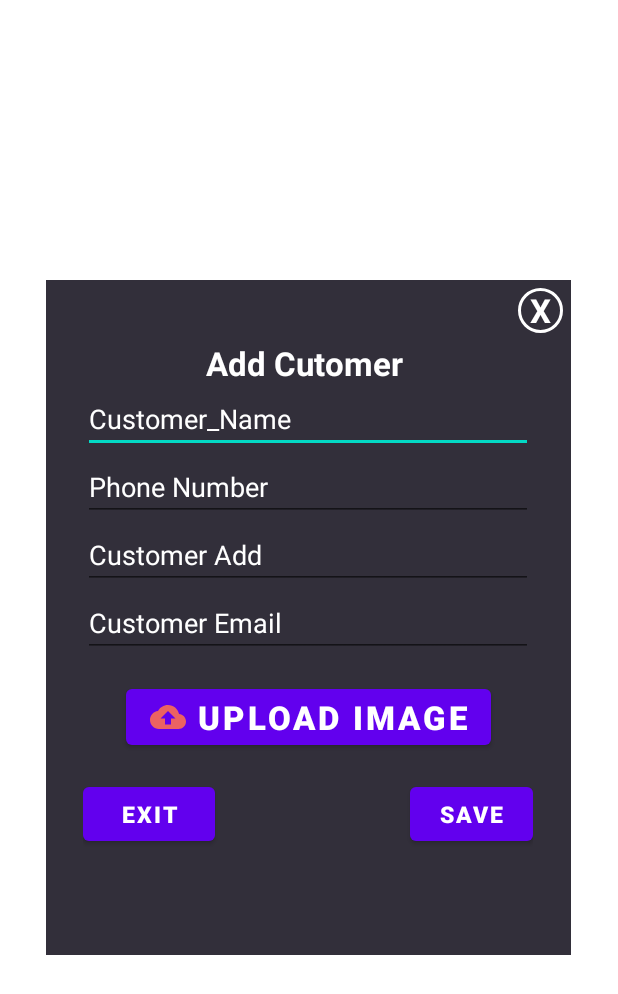
After one commit to rahul-loni/Authentication, an Android app: the add_customer_winodw screen opened directly, with no data from a screen before it, on a phone screen of 412 x 824 dp. The commit adds this screen. Shown: the top 994 px of the screen. Run offline under Robolectric (Android 15) with nearby library versions, the phone set to English and light mode, and no system bars; Roboto replaces fonts that are not available here.

```diff
--- a/app/src/main/AndroidManifest.xml
+++ b/app/src/main/AndroidManifest.xml
@@ -9,7 +9,8 @@
         android:roundIcon="@mipmap/ic_launcher_round"
         android:supportsRtl="true"
         android:theme="@style/Theme.Authentication">
-        <activity android:name=".Popup_Add_Window"></activity>
+        <activity android:name=".add_customer_winodw"></activity>
+        <activity android:name=".Popup_Add_Window" />
         <activity android:name=".ForgotPassword" />
         <activity android:name=".Login" />
         <activity android:name=".MainActivity" />
--- a/app/src/main/java/com/example/authentication/ForgotPassword.java
+++ b/app/src/main/java/com/example/authentication/ForgotPassword.java
@@ -15,6 +15,7 @@ import com.google.android.gms.tasks.Task;
 import com.google.firebase.auth.FirebaseAuth;
 
 public class ForgotPassword extends AppCompatActivity {
+
     private EditText Email_txt;
     private Button send_email;
     private FirebaseAuth auth;
@@ -24,6 +25,7 @@ public class ForgotPassword extends AppCompatActivity {
     protected void onCreate(Bundle savedInstanceState) {
         super.onCreate(savedInstanceState);
         setContentView(R.layout.activity_forgot_password);
+
         Email_txt=(EditText)findViewById(R.id.edit_txt);
         send_email=(Button)findViewById(R.id.btnreset);
 
--- a/app/src/main/java/com/example/authentication/MainActivity.java
+++ b/app/src/main/java/com/example/authentication/MainActivity.java
@@ -16,6 +16,8 @@ import android.widget.Button;
 import android.widget.ImageButton;
 import android.widget.PopupWindow;
 import android.widget.TextView;
+
+import org.w3c.dom.Text;
 
 public class MainActivity extends AppCompatActivity {
     Dialog mdialog;
@@ -41,4 +43,21 @@ public class MainActivity extends AppCompatActivity {
         });
         mdialog.show();
     }
+
+    public void ShowCustomer(View v){
+        Button addCustomer_btn;
+        TextView txt_close;
+        mdialog.setContentView(R.layout.activity_add_customer_winodw);
+        txt_close=(TextView) mdialog.findViewById(R.id.txt_close);
+        txt_close.setText("X");
+        addCustomer_btn=(Button)mdialog.findViewById(R.id.addcustomr);
+        txt_close.setOnClickListener(new View.OnClickListener() {
+            @Override
+            public void onClick(View v) {
+                mdialog.dismiss();
+            }
+        });
+        mdialog.show();
+
+    }
 }
--- /dev/null
+++ b/app/src/main/java/com/example/authentication/add_customer_winodw.java
@@ -0,0 +1,14 @@
+package com.example.authentication;
+
+import androidx.appcompat.app.AppCompatActivity;
+
+import android.os.Bundle;
+
+public class add_customer_winodw extends AppCompatActivity {
+
+    @Override
+    protected void onCreate(Bundle savedInstanceState) {
+        super.onCreate(savedInstanceState);
+        setContentView(R.layout.activity_add_customer_winodw);
+    }
+}
--- /dev/null
+++ b/app/src/main/res/layout/activity_add_customer_winodw.xml
@@ -0,0 +1,101 @@
+<?xml version="1.0" encoding="utf-8"?>
+<LinearLayout
+    xmlns:android="http://schemas.android.com/apk/res/android"
+    android:id="@+id/rl_custom_layout"
+    android:layout_width="350dp"
+    android:layout_height="450dp"
+    android:orientation="vertical"
+    android:padding="5dp"
+    android:layout_gravity="center"
+    android:background="#322F3A">
+    <TextView
+        android:id="@+id/txt_close"
+        android:layout_width="30dp"
+        android:layout_height="30dp"
+        android:text="X"
+        android:background="@drawable/circle"
+        android:gravity="center"
+        android:textStyle="bold"
+        android:textColor="@color/white"
+        android:textSize="22sp"
+        android:layout_gravity="end"/>
+
+    <TextView
+        android:layout_width="wrap_content"
+        android:layout_height="wrap_content"
+        android:text="Add Cutomer "
+        android:layout_gravity="center"
+        android:layout_marginTop="5dp"
+        android:textSize="22sp"
+        android:textStyle="bold"
+        android:textColor="@color/white"/>
+    <EditText
+        android:layout_width="300dp"
+        android:layout_height="40dp"
+        android:hint="Customer_Name"
+        android:layout_gravity="center"
+        android:layout_marginTop="5dp"
+        android:textColorHint="@color/white"
+        />
+    <EditText
+        android:layout_width="300dp"
+        android:layout_height="40dp"
+        android:hint="Phone Number"
+        android:layout_marginTop="5dp"
+        android:layout_gravity="center"
+        android:textColorHint="@color/white"
+        />
+    <EditText
+        android:layout_width="300dp"
+        android:layout_height="40dp"
+        android:hint="Customer Add"
+        android:layout_gravity="center"
+        android:layout_marginTop="5dp"
+        android:textColorHint="@color/white"
+        />
+    <EditText
+        android:layout_width="300dp"
+        android:layout_height="40dp"
+        android:hint="Customer Email"
+        android:layout_gravity="center"
+        android:layout_marginTop="5dp"
+        android:textColorHint="@color/white"
+        />
+    <Button
+        android:layout_width="wrap_content"
+        android:layout_height="wrap_content"
+        android:text="Upload Image"
+        android:drawableLeft="@drawable/ic_baseline_cloud_upload_24"
+        android:textColor="@color/white"
+        android:textStyle="bold"
+        android:textSize="22dp"
+        android:layout_gravity="center"
+        android:layout_marginTop="15dp"/>
+    <LinearLayout
+        android:layout_width="300dp"
+        android:layout_height="80dp"
+        android:orientation="horizontal"
+        android:gravity="center"
+        android:layout_gravity="center">
+        <Button
+            android:layout_width="wrap_content"
+            android:layout_height="wrap_content"
+            android:textStyle="bold"
+            android:textSize="15sp"
+            android:layout_marginRight="30dp"
+            android:text="Exit"
+            />
+        <Button
+            android:layout_width="wrap_content"
+            android:layout_height="wrap_content"
+            android:textStyle="bold"
+            android:textSize="15dp"
+            android:layout_marginLeft="100dp"
+            android:text="Save"
+            />
+
+
+    </LinearLayout>
+
+
+</LinearLayout>
--- a/app/src/main/res/layout/activity_forgot_password.xml
+++ b/app/src/main/res/layout/activity_forgot_password.xml
@@ -39,7 +39,6 @@
 
         <EditText
             android:id="@+id/edit_txt"
-
             android:layout_width="match_parent"
             android:layout_height="wrap_content"
             android:hint="Enter Your Email"
--- a/app/src/main/res/layout/activity_main.xml
+++ b/app/src/main/res/layout/activity_main.xml
@@ -243,7 +243,8 @@
                         android:layout_below="@+id/image1"/>
 
                     <Button
-                        android:id="@+id/additem"
+                        android:onClick="ShowCustomer"
+                        android:id="@+id/addcustomr"
                         android:layout_width="match_parent"
                         android:layout_height="match_parent"
                         android:background="@android:color/transparent" />
```
